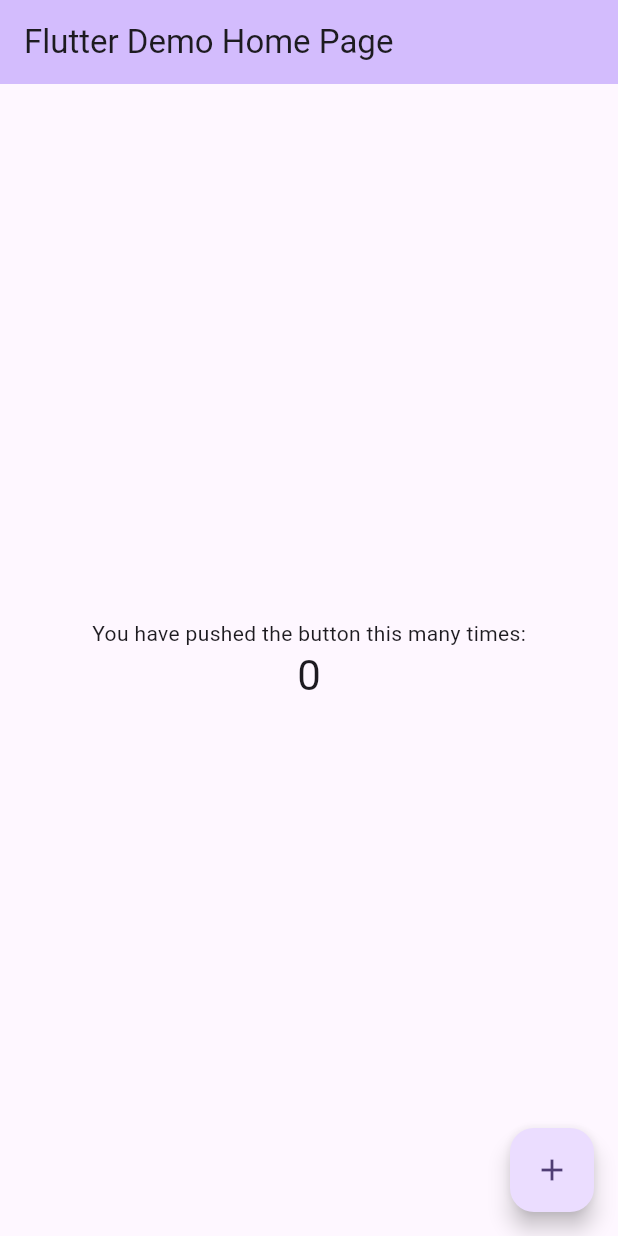
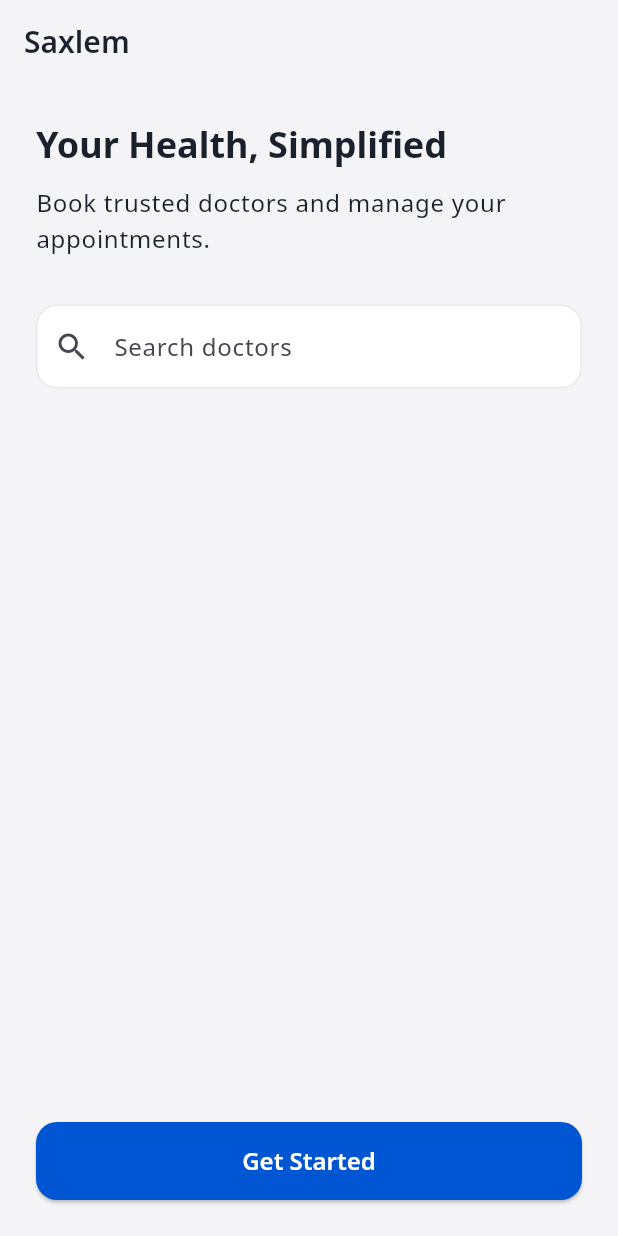
Before and after one commit to kaywansmustafa-web/Saxlem, a Flutter app: the screen it shows after launch, on a phone screen of 412 x 824 dp. Run offline on Flutter 3.47's test engine with Material 3 defaults, Android fonts, the phone set to English and light mode, and no system bars; our stand-ins replace google_fonts.

Commit message:
Add Saxlem design system and theme

```diff
--- /dev/null
+++ b/mobile/lib/config/theme/app_colors.dart
@@ -0,0 +1,17 @@
+import 'package:flutter/material.dart';
+
+abstract final class AppColors {
+  static const Color primary = Color(0xFF0056D2);
+  static const Color secondary = Color(0xFF00C1CF);
+
+  static const Color white = Color(0xFFFFFFFF);
+  static const Color background = Color(0xFFF4F4F6);
+  static const Color textPrimary = Color(0xFF1A202C);
+  static const Color textSecondary = Color(0xFF6B7280);
+
+  static const Color success = Color(0xFF10B981);
+  static const Color warning = Color(0xFFF59E0B);
+  static const Color error = Color(0xFFEF4444);
+
+  static const Color border = Color(0xFFE5E7EB);
+}
--- /dev/null
+++ b/mobile/lib/config/theme/app_theme.dart
@@ -0,0 +1,104 @@
+import 'package:flutter/material.dart';
+import 'package:google_fonts/google_fonts.dart';
+
+import 'app_colors.dart';
+
+abstract final class AppTheme {
+  static ThemeData get light {
+    final baseTheme = ThemeData(
+      useMaterial3: true,
+      brightness: Brightness.light,
+      colorScheme: ColorScheme.fromSeed(
+        seedColor: AppColors.primary,
+        primary: AppColors.primary,
+        secondary: AppColors.secondary,
+        error: AppColors.error,
+        surface: AppColors.white,
+      ),
+      scaffoldBackgroundColor: AppColors.background,
+    );
+
+    return baseTheme.copyWith(
+      textTheme: GoogleFonts.notoSansTextTheme(baseTheme.textTheme).copyWith(
+        headlineLarge: GoogleFonts.notoSans(
+          fontSize: 32,
+          fontWeight: FontWeight.w700,
+          color: AppColors.textPrimary,
+        ),
+        headlineMedium: GoogleFonts.notoSans(
+          fontSize: 24,
+          fontWeight: FontWeight.w700,
+          color: AppColors.textPrimary,
+        ),
+        titleLarge: GoogleFonts.notoSans(
+          fontSize: 20,
+          fontWeight: FontWeight.w600,
+          color: AppColors.textPrimary,
+        ),
+        bodyLarge: GoogleFonts.notoSans(
+          fontSize: 16,
+          fontWeight: FontWeight.w400,
+          color: AppColors.textPrimary,
+        ),
+        bodyMedium: GoogleFonts.notoSans(
+          fontSize: 14,
+          fontWeight: FontWeight.w400,
+          color: AppColors.textSecondary,
+        ),
+        labelLarge: GoogleFonts.notoSans(
+          fontSize: 16,
+          fontWeight: FontWeight.w600,
+          color: AppColors.white,
+        ),
+      ),
+      appBarTheme: AppBarTheme(
+        backgroundColor: AppColors.background,
+        foregroundColor: AppColors.textPrimary,
+        elevation: 0,
+        centerTitle: false,
+        titleTextStyle: GoogleFonts.notoSans(
+          fontSize: 20,
+          fontWeight: FontWeight.w600,
+          color: AppColors.textPrimary,
+        ),
+      ),
+      elevatedButtonTheme: ElevatedButtonThemeData(
+        style: ElevatedButton.styleFrom(
+          backgroundColor: AppColors.primary,
+          foregroundColor: AppColors.white,
+          minimumSize: const Size(double.infinity, 52),
+          shape: RoundedRectangleBorder(
+            borderRadius: BorderRadius.circular(14),
+          ),
+          textStyle: GoogleFonts.notoSans(
+            fontSize: 16,
+            fontWeight: FontWeight.w600,
+          ),
+        ),
+      ),
+      inputDecorationTheme: InputDecorationTheme(
+        filled: true,
+        fillColor: AppColors.white,
+        contentPadding: const EdgeInsets.symmetric(
+          horizontal: 16,
+          vertical: 16,
+        ),
+        border: OutlineInputBorder(
+          borderRadius: BorderRadius.circular(14),
+          borderSide: const BorderSide(color: AppColors.border),
+        ),
+        enabledBorder: OutlineInputBorder(
+          borderRadius: BorderRadius.circular(14),
+          borderSide: const BorderSide(color: AppColors.border),
+        ),
+        focusedBorder: OutlineInputBorder(
+          borderRadius: BorderRadius.circular(14),
+          borderSide: const BorderSide(
+            color: AppColors.primary,
+            width: 2,
+          ),
+        ),
+      ),
+    );
+  }
+}
--- a/mobile/lib/main.dart
+++ b/mobile/lib/main.dart
@@ -1,122 +1,63 @@
 import 'package:flutter/material.dart';
 
+import 'config/theme/app_theme.dart';
+
 void main() {
-  runApp(const MyApp());
+  runApp(const SaxlemApp());
 }
 
-class MyApp extends StatelessWidget {
-  const MyApp({super.key});
+class SaxlemApp extends StatelessWidget {
+  const SaxlemApp({super.key});
 
-  // This widget is the root of your application.
   @override
   Widget build(BuildContext context) {
     return MaterialApp(
-      title: 'Flutter Demo',
-      theme: ThemeData(
-        // This is the theme of your application.
-        //
-        // TRY THIS: Try running your application with "flutter run". You'll see
-        // the application has a purple toolbar. Then, without quitting the app,
-        // try changing the seedColor in the colorScheme below to Colors.green
-        // and then invoke "hot reload" (save your changes or press the "hot
-        // reload" button in a Flutter-supported IDE, or press "r" if you used
-        // the command line to start the app).
-        //
-        // Notice that the counter didn't reset back to zero; the application
-        // state is not lost during the reload. To reset the state, use hot
-        // restart instead.
-        //
-        // This works for code too, not just values: Most code changes can be
-        // tested with just a hot reload.
-        colorScheme: .fromSeed(seedColor: Colors.deepPurple),
-      ),
-      home: const MyHomePage(title: 'Flutter Demo Home Page'),
+      title: 'Saxlem',
+      debugShowCheckedModeBanner: false,
+      theme: AppTheme.light,
+      home: const DesignSystemPreview(),
     );
   }
 }
 
-class MyHomePage extends StatefulWidget {
-  const MyHomePage({super.key, required this.title});
-
-  // This widget is the home page of your application. It is stateful, meaning
-  // that it has a State object (defined below) that contains fields that affect
-  // how it looks.
-
-  // This class is the configuration for the state. It holds the values (in this
-  // case the title) provided by the parent (in this case the App widget) and
-  // used by the build method of the State. Fields in a Widget subclass are
-  // always marked "final".
-
-  final String title;
-
-  @override
-  State<MyHomePage> createState() => _MyHomePageState();
-}
-
-class _MyHomePageState extends State<MyHomePage> {
-  int _counter = 0;
-
-  void _incrementCounter() {
-    setState(() {
-      // This call to setState tells the Flutter framework that something has
-      // changed in this State, which causes it to rerun the build method below
-      // so that the display can reflect the updated values. If we changed
-      // _counter without calling setState(), then the build method would not be
-      // called again, and so nothing would appear to happen.
-      _counter++;
-    });
-  }
+class DesignSystemPreview extends StatelessWidget {
+  const DesignSystemPreview({super.key});
 
   @override
   Widget build(BuildContext context) {
-    // This method is rerun every time setState is called, for instance as done
-    // by the _incrementCounter method above.
-    //
-    // The Flutter framework has been optimized to make rerunning build methods
-    // fast, so that you can just rebuild anything that needs updating rather
-    // than having to individually change instances of widgets.
     return Scaffold(
       appBar: AppBar(
-        // TRY THIS: Try changing the color here to a specific color (to
-        // Colors.amber, perhaps?) and trigger a hot reload to see the AppBar
-        // change color while the other colors stay the same.
-        backgroundColor: Theme.of(context).colorScheme.inversePrimary,
-        // Here we take the value from the MyHomePage object that was created by
-        // the App.build method, and use it to set our appbar title.
-        title: Text(widget.title),
+        title: const Text('Saxlem'),
       ),
-      body: Center(
-        // Center is a layout widget. It takes a single child and positions it
-        // in the middle of the parent.
+      body: Padding(
+        padding: const EdgeInsets.all(24),
         child: Column(
-          // Column is also a layout widget. It takes a list of children and
-          // arranges them vertically. By default, it sizes itself to fit its
-          // children horizontally, and tries to be as tall as its parent.
-          //
-          // Column has various properties to control how it sizes itself and
-          // how it positions its children. Here we use mainAxisAlignment to
-          // center the children vertically; the main axis here is the vertical
-          // axis because Columns are vertical (the cross axis would be
-          // horizontal).
-          //
-          // TRY THIS: Invoke "debug painting" (choose the "Toggle Debug Paint"
-          // action in the IDE, or press "p" in the console), to see the
-          // wireframe for each widget.
-          mainAxisAlignment: .center,
+          crossAxisAlignment: CrossAxisAlignment.start,
           children: [
-            const Text('You have pushed the button this many times:'),
             Text(
-              '$_counter',
+              'Your Health, Simplified',
               style: Theme.of(context).textTheme.headlineMedium,
+            ),
+            const SizedBox(height: 12),
+            Text(
+              'Book trusted doctors and manage your appointments.',
+              style: Theme.of(context).textTheme.bodyLarge,
+            ),
+            const SizedBox(height: 32),
+            const TextField(
+              decoration: InputDecoration(
+                labelText: 'Search doctors',
+                prefixIcon: Icon(Icons.search),
+              ),
+            ),
+            const Spacer(),
+            ElevatedButton(
+              onPressed: () {},
+              child: const Text('Get Started'),
             ),
           ],
         ),
       ),
-      floatingActionButton: FloatingActionButton(
-        onPressed: _incrementCounter,
-        tooltip: 'Increment',
-        child: const Icon(Icons.add),
-      ),
     );
   }
 }
--- a/mobile/pubspec.yaml
+++ b/mobile/pubspec.yaml
@@ -34,6 +34,7 @@ dependencies:
   # The following adds the Cupertino Icons font to your application.
   # Use with the CupertinoIcons class for iOS style icons.
   cupertino_icons: ^1.0.8
+  google_fonts: ^8.1.0
 
 dev_dependencies:
   flutter_test:
```
Also changed, not shown: mobile/pubspec.lock, 2 other files.
